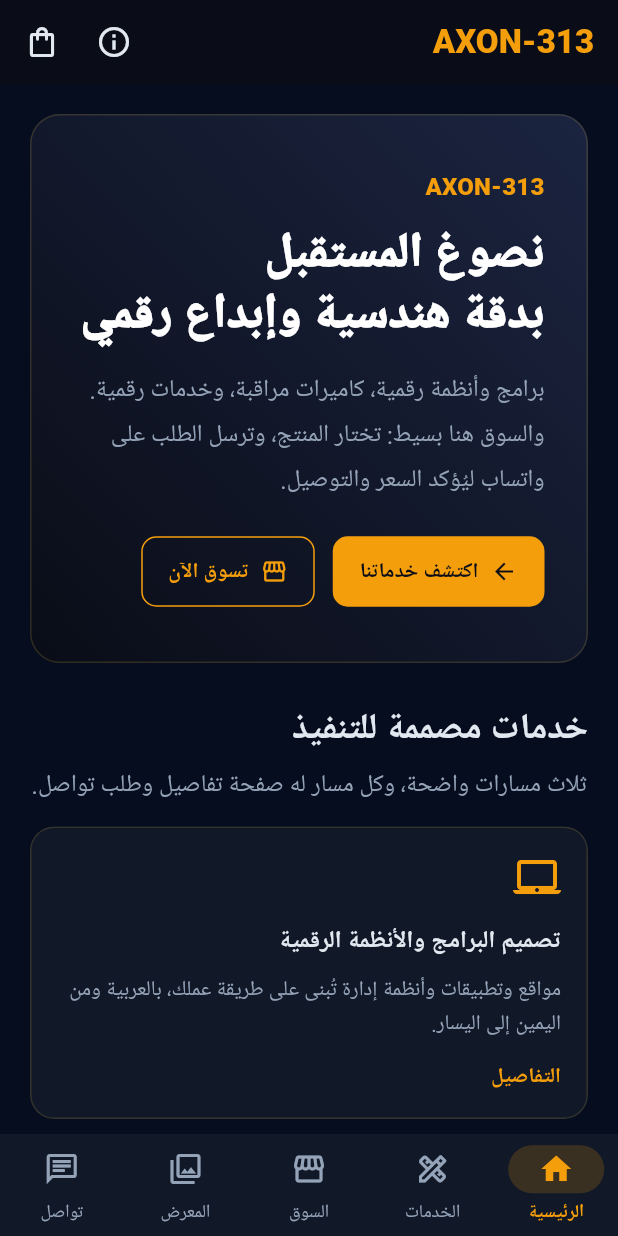
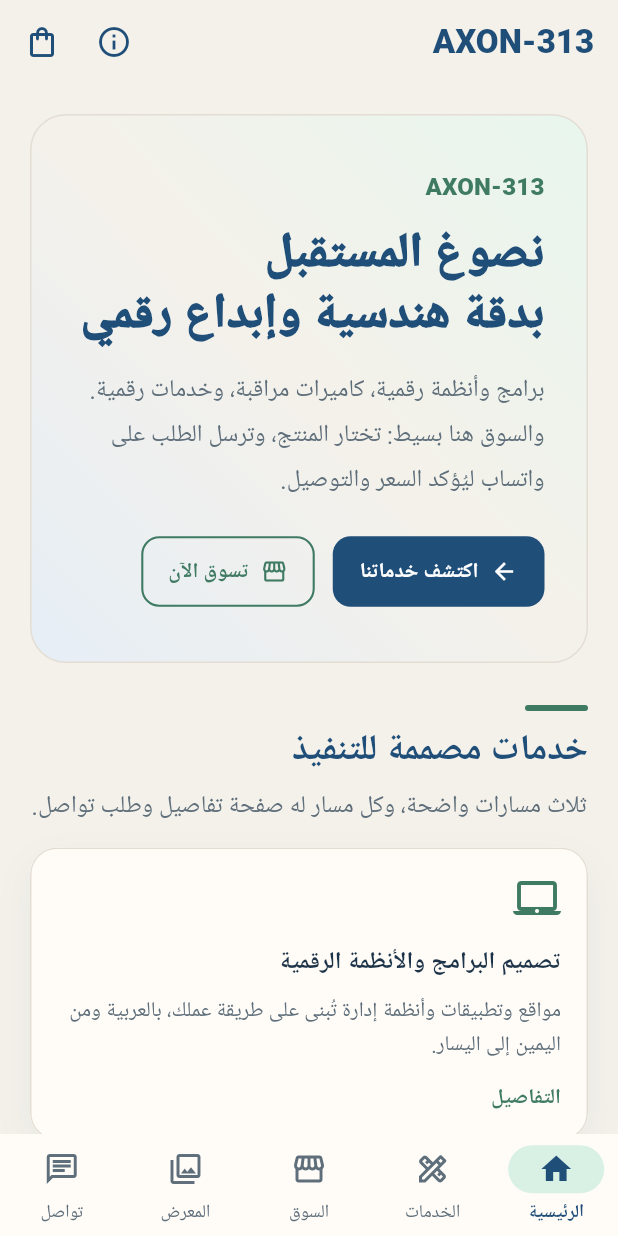
Before and after one commit to ghaith9712/AXON-313, a Flutter app: the screen it shows after launch, on a phone screen of 412 x 824 dp. Run offline on Flutter 3.47's test engine with Material 3 defaults, Android fonts, the phone set to English and light mode, and no system bars; our stand-ins replace go_router, google_fonts; Roboto replaces fonts that are missing (Tajawal).

Commit message:
Restyle AXON-313 with an off-white, sage, and blue palette.
The dark gold theme is replaced by a light layout: warm paper background, light green washes, and deep blue for titles, prices, and actions.

Co-authored-by: ghaith <ghaith9712@users.noreply.github.com>

```diff
--- a/axon313/lib/screens/about_screen.dart
+++ b/axon313/lib/screens/about_screen.dart
@@ -106,7 +106,7 @@ class _Fact extends StatelessWidget {
       padding: const EdgeInsets.symmetric(vertical: 8),
       child: Row(
         children: [
-          Icon(icon, color: AppColors.gold),
+          Icon(icon, color: AppColors.green),
           const SizedBox(width: 12),
           Expanded(
             child: Column(
--- a/axon313/lib/screens/cart_screen.dart
+++ b/axon313/lib/screens/cart_screen.dart
@@ -65,7 +65,7 @@ class _CartScreenState extends State<CartScreen> {
               children: [
                 const Icon(
                   Icons.shopping_bag_outlined,
-                  color: AppColors.gold,
+                  color: AppColors.green,
                   size: 36,
                 ),
                 const SizedBox(height: 12),
@@ -118,7 +118,7 @@ class _CartScreenState extends State<CartScreen> {
                     Text(
                       formatIqd(line.product.priceIqd * line.quantity),
                       style: theme.textTheme.titleSmall?.copyWith(
-                        color: AppColors.goldLight,
+                        color: AppColors.blue,
                         fontWeight: FontWeight.w700,
                       ),
                     ),
@@ -167,7 +167,7 @@ class _CartScreenState extends State<CartScreen> {
         Text(
           'المجموع: ${formatIqd(cart.total)}',
           style: theme.textTheme.headlineSmall?.copyWith(
-            color: AppColors.gold,
+            color: AppColors.blue,
             fontWeight: FontWeight.w800,
           ),
         ),
--- a/axon313/lib/screens/contact_screen.dart
+++ b/axon313/lib/screens/contact_screen.dart
@@ -234,7 +234,7 @@ class _ContactRow extends StatelessWidget {
       padding: const EdgeInsets.symmetric(vertical: 8),
       child: Row(
         children: [
-          Icon(icon, color: AppColors.gold),
+          Icon(icon, color: AppColors.green),
           const SizedBox(width: 12),
           Expanded(
             child: Column(
--- a/axon313/lib/screens/gallery_screen.dart
+++ b/axon313/lib/screens/gallery_screen.dart
@@ -65,7 +65,7 @@ class GalleryScreen extends StatelessWidget {
       context: context,
       builder: (context) {
         return Dialog(
-          backgroundColor: AppColors.primaryDark,
+          backgroundColor: AppColors.surface,
           child: ConstrainedBox(
             constraints: const BoxConstraints(maxWidth: 720),
             child: Column(
--- a/axon313/lib/screens/home_screen.dart
+++ b/axon313/lib/screens/home_screen.dart
@@ -22,13 +22,17 @@ class HomeScreen extends StatelessWidget {
         Container(
           padding: const EdgeInsets.symmetric(horizontal: 28, vertical: 36),
           decoration: BoxDecoration(
-            borderRadius: BorderRadius.circular(20),
+            borderRadius: BorderRadius.circular(24),
             gradient: const LinearGradient(
               begin: Alignment.topRight,
               end: Alignment.bottomLeft,
-              colors: [AppColors.hero, AppColors.primaryDark],
+              colors: [
+                AppColors.heroStart,
+                AppColors.background,
+                AppColors.heroEnd,
+              ],
             ),
-            border: Border.all(color: AppColors.cardBorder),
+            border: Border.all(color: AppColors.border),
           ),
           child: Column(
             crossAxisAlignment: CrossAxisAlignment.start,
@@ -36,7 +40,7 @@ class HomeScreen extends StatelessWidget {
               Text(
                 Company.name,
                 style: theme.textTheme.titleMedium?.copyWith(
-                  color: AppColors.gold,
+                  color: AppColors.green,
                   fontWeight: FontWeight.w800,
                 ),
               ),
@@ -47,7 +51,7 @@ class HomeScreen extends StatelessWidget {
                   fontSize: titleSize,
                   fontWeight: FontWeight.w900,
                   height: 1.25,
-                  color: Colors.white,
+                  color: AppColors.blue,
                 ),
               ),
               const SizedBox(height: 14),
@@ -90,7 +94,7 @@ class HomeScreen extends StatelessWidget {
                 child: Column(
                   crossAxisAlignment: CrossAxisAlignment.start,
                   children: [
-                    Icon(service.icon, color: AppColors.gold, size: 32),
+                    Icon(service.icon, color: AppColors.green, size: 32),
                     const SizedBox(height: 14),
                     Text(
                       service.title,
@@ -111,7 +115,7 @@ class HomeScreen extends StatelessWidget {
                     Text(
                       'التفاصيل',
                       style: theme.textTheme.labelLarge?.copyWith(
-                        color: AppColors.gold,
+                        color: AppColors.green,
                         fontWeight: FontWeight.w700,
                       ),
                     ),
@@ -136,7 +140,7 @@ class HomeScreen extends StatelessWidget {
                     Text(
                       categoryLabel(product.categoryId),
                       style: theme.textTheme.labelLarge?.copyWith(
-                        color: AppColors.gold,
+                        color: AppColors.green,
                       ),
                     ),
                     const SizedBox(height: 8),
@@ -159,7 +163,7 @@ class HomeScreen extends StatelessWidget {
                     Text(
                       formatIqd(product.priceIqd),
                       style: theme.textTheme.titleSmall?.copyWith(
-                        color: AppColors.goldLight,
+                        color: AppColors.blue,
                         fontWeight: FontWeight.w800,
                       ),
                     ),
@@ -296,7 +300,7 @@ class _ValueCard extends StatelessWidget {
       child: Column(
         crossAxisAlignment: CrossAxisAlignment.start,
         children: [
-          Icon(icon, color: AppColors.gold),
+          Icon(icon, color: AppColors.green),
           const SizedBox(height: 12),
           Text(
             title,
--- a/axon313/lib/screens/product_detail_screen.dart
+++ b/axon313/lib/screens/product_detail_screen.dart
@@ -57,7 +57,7 @@ class _ProductDetailScreenState extends State<ProductDetailScreen> {
                     Text(
                       categoryLabel(product.categoryId),
                       style: theme.textTheme.labelLarge?.copyWith(
-                        color: AppColors.gold,
+                        color: AppColors.green,
                       ),
                     ),
                     const SizedBox(height: 8),
@@ -71,7 +71,7 @@ class _ProductDetailScreenState extends State<ProductDetailScreen> {
                     Text(
                       formatIqd(product.priceIqd),
                       style: theme.textTheme.headlineSmall?.copyWith(
-                        color: AppColors.goldLight,
+                        color: AppColors.blue,
                         fontWeight: FontWeight.w800,
                       ),
                     ),
--- a/axon313/lib/screens/service_detail_screen.dart
+++ b/axon313/lib/screens/service_detail_screen.dart
@@ -35,7 +35,7 @@ class ServiceDetailScreen extends StatelessWidget {
           child: Column(
             crossAxisAlignment: CrossAxisAlignment.start,
             children: [
-              Icon(service.icon, color: AppColors.gold, size: 40),
+              Icon(service.icon, color: AppColors.green, size: 40),
               const SizedBox(height: 16),
               Text(
                 service.title,
@@ -74,7 +74,7 @@ class ServiceDetailScreen extends StatelessWidget {
                     children: [
                       const Icon(
                         Icons.check_circle_outline,
-                        color: AppColors.gold,
+                        color: AppColors.green,
                         size: 20,
                       ),
                       const SizedBox(width: 10),
--- a/axon313/lib/screens/services_screen.dart
+++ b/axon313/lib/screens/services_screen.dart
@@ -28,7 +28,7 @@ class ServicesScreen extends StatelessWidget {
                 child: Column(
                   crossAxisAlignment: CrossAxisAlignment.start,
                   children: [
-                    Icon(service.icon, color: AppColors.gold, size: 34),
+                    Icon(service.icon, color: AppColors.green, size: 34),
                     const SizedBox(height: 14),
                     Text(
                       service.title,
--- a/axon313/lib/screens/shop_screen.dart
+++ b/axon313/lib/screens/shop_screen.dart
@@ -66,7 +66,7 @@ class _ShopScreenState extends State<ShopScreen> {
                           Text(
                             categoryLabel(product.categoryId),
                             style: theme.textTheme.labelLarge?.copyWith(
-                              color: AppColors.gold,
+                              color: AppColors.green,
                             ),
                           ),
                           const SizedBox(height: 6),
@@ -88,7 +88,7 @@ class _ShopScreenState extends State<ShopScreen> {
                           Text(
                             formatIqd(product.priceIqd),
                             style: theme.textTheme.titleSmall?.copyWith(
-                              color: AppColors.goldLight,
+                              color: AppColors.blue,
                               fontWeight: FontWeight.w800,
                             ),
                           ),
--- a/axon313/lib/theme/app_colors.dart
+++ b/axon313/lib/theme/app_colors.dart
@@ -1,13 +1,15 @@
 import 'package:flutter/material.dart';
 
 abstract final class AppColors {
-  static const background = Color(0xFF060D1F);
-  static const surface = Color(0xFF111827);
-  static const primaryDark = Color(0xFF0A0D17);
-  static const hero = Color(0xFF1B2440);
-  static const text = Color(0xFFE2E8F0);
-  static const muted = Color(0xFF94A3B8);
-  static const gold = Color(0xFFF59E0B);
-  static const goldLight = Color(0xFFFCD34D);
-  static const cardBorder = Color(0x26FCD34D);
+  static const background = Color(0xFFF4F1EA);
+  static const surface = Color(0xFFFFFCF8);
+  static const text = Color(0xFF1C3348);
+  static const muted = Color(0xFF5E6E7A);
+  static const blue = Color(0xFF1F4E79);
+  static const blueSoft = Color(0xFFE5EEF6);
+  static const green = Color(0xFF3F7A63);
+  static const greenLight = Color(0xFFD9F0E4);
+  static const heroStart = Color(0xFFE8F6EE);
+  static const heroEnd = Color(0xFFE6EEF6);
+  static const border = Color(0xFFE4DDD4);
 }
--- a/axon313/lib/theme/app_theme.dart
+++ b/axon313/lib/theme/app_theme.dart
@@ -6,100 +6,107 @@ import 'app_colors.dart';
 ThemeData buildAppTheme() {
   final base = ThemeData(
     useMaterial3: true,
-    brightness: Brightness.dark,
+    brightness: Brightness.light,
     scaffoldBackgroundColor: AppColors.background,
-    colorScheme: const ColorScheme.dark(
-      primary: AppColors.gold,
-      onPrimary: AppColors.primaryDark,
-      secondary: AppColors.goldLight,
+    colorScheme: const ColorScheme.light(
+      primary: AppColors.blue,
+      onPrimary: Colors.white,
+      secondary: AppColors.green,
+      onSecondary: Colors.white,
       surface: AppColors.surface,
       onSurface: AppColors.text,
     ),
+    dividerColor: AppColors.border,
   );
   final textTheme = GoogleFonts.tajawalTextTheme(base.textTheme)
-      .apply(bodyColor: AppColors.text, displayColor: AppColors.text);
+      .apply(bodyColor: AppColors.text, displayColor: AppColors.blue);
 
   return base.copyWith(
     textTheme: textTheme,
     appBarTheme: AppBarTheme(
-      backgroundColor: AppColors.primaryDark,
-      foregroundColor: AppColors.text,
+      backgroundColor: AppColors.background,
+      foregroundColor: AppColors.blue,
+      surfaceTintColor: Colors.transparent,
       elevation: 0,
       centerTitle: false,
       titleTextStyle: textTheme.titleLarge?.copyWith(
-        color: AppColors.gold,
+        color: AppColors.blue,
         fontWeight: FontWeight.w900,
         fontSize: 22,
       ),
     ),
     navigationBarTheme: NavigationBarThemeData(
       backgroundColor: AppColors.surface,
-      indicatorColor: AppColors.gold.withValues(alpha: 0.18),
+      indicatorColor: AppColors.greenLight,
       height: 68,
       labelTextStyle: WidgetStateProperty.resolveWith((states) {
         final selected = states.contains(WidgetState.selected);
         return textTheme.labelMedium?.copyWith(
           fontSize: 12,
           fontWeight: selected ? FontWeight.w700 : FontWeight.w500,
-          color: selected ? AppColors.gold : AppColors.muted,
+          color: selected ? AppColors.blue : AppColors.muted,
         );
       }),
       iconTheme: WidgetStateProperty.resolveWith((states) {
         final selected = states.contains(WidgetState.selected);
         return IconThemeData(
-          color: selected ? AppColors.gold : AppColors.muted,
+          color: selected ? AppColors.blue : AppColors.muted,
         );
       }),
     ),
     snackBarTheme: SnackBarThemeData(
       behavior: SnackBarBehavior.floating,
-      backgroundColor: AppColors.surface,
-      contentTextStyle: textTheme.bodyMedium?.copyWith(color: AppColors.text),
+      backgroundColor: AppColors.blue,
+      contentTextStyle: textTheme.bodyMedium?.copyWith(color: Colors.white),
     ),
     inputDecorationTheme: InputDecorationTheme(
       filled: true,
-      fillColor: AppColors.primaryDark,
+      fillColor: AppColors.surface,
       labelStyle: textTheme.bodyMedium?.copyWith(color: AppColors.muted),
       enabledBorder: OutlineInputBorder(
         borderRadius: BorderRadius.circular(12),
-        borderSide: const BorderSide(color: AppColors.cardBorder),
+        borderSide: const BorderSide(color: AppColors.border),
       ),
       focusedBorder: OutlineInputBorder(
         borderRadius: BorderRadius.circular(12),
-        borderSide: const BorderSide(color: AppColors.gold),
+        borderSide: const BorderSide(color: AppColors.blue, width: 1.4),
       ),
       errorBorder: OutlineInputBorder(
         borderRadius: BorderRadius.circular(12),
-        borderSide: const BorderSide(color: Color(0xFFEF4444)),
+        borderSide: const BorderSide(color: Color(0xFFB42318)),
       ),
       focusedErrorBorder: OutlineInputBorder(
         borderRadius: BorderRadius.circular(12),
-        borderSide: const BorderSide(color: Color(0xFFEF4444)),
+        borderSide: const BorderSide(color: Color(0xFFB42318)),
       ),
     ),
     filledButtonTheme: FilledButtonThemeData(
       style: FilledButton.styleFrom(
-        backgroundColor: AppColors.gold,
-        foregroundColor: AppColors.primaryDark,
+        backgroundColor: AppColors.blue,
+        foregroundColor: Colors.white,
         textStyle: textTheme.titleSmall?.copyWith(fontWeight: FontWeight.w800),
         padding: const EdgeInsets.symmetric(horizontal: 18, vertical: 14),
-        shape: RoundedRectangleBorder(borderRadius: BorderRadius.circular(10)),
+        shape: RoundedRectangleBorder(borderRadius: BorderRadius.circular(12)),
       ),
     ),
     outlinedButtonTheme: OutlinedButtonThemeData(
       style: OutlinedButton.styleFrom(
-        foregroundColor: AppColors.gold,
-        side: const BorderSide(color: AppColors.gold),
+        foregroundColor: AppColors.green,
+        side: const BorderSide(color: AppColors.green, width: 1.4),
         textStyle: textTheme.titleSmall?.copyWith(fontWeight: FontWeight.w800),
         padding: const EdgeInsets.symmetric(horizontal: 18, vertical: 14),
-        shape: RoundedRectangleBorder(borderRadius: BorderRadius.circular(10)),
+        shape: RoundedRectangleBorder(borderRadius: BorderRadius.circular(12)),
       ),
     ),
     chipTheme: base.chipTheme.copyWith(
-      selectedColor: AppColors.gold.withValues(alpha: 0.22),
+      selectedColor: AppColors.greenLight,
       backgroundColor: AppColors.surface,
-      side: const BorderSide(color: AppColors.cardBorder),
-      labelStyle: textTheme.labelLarge?.copyWith(color: AppColors.text),
+      side: const BorderSide(color: AppColors.border),
+      labelStyle: textTheme.labelLarge?.copyWith(color: AppColors.blue),
+      secondaryLabelStyle: textTheme.labelLarge?.copyWith(
+        color: AppColors.blue,
+        fontWeight: FontWeight.w700,
+      ),
     ),
   );
 }
--- a/axon313/lib/widgets/app_shell.dart
+++ b/axon313/lib/widgets/app_shell.dart
@@ -82,20 +82,18 @@ class AppShell extends StatelessWidget {
           NavigationRail(
             extended: extended,
             minExtendedWidth: 220,
-            backgroundColor: AppColors.primaryDark,
+            backgroundColor: AppColors.surface,
             selectedIndex: hidden ? 0 : _index,
             groupAlignment: -1,
             onDestinationSelected: (index) => context.go(_paths[index]),
-            indicatorColor: hidden
-                ? Colors.transparent
-                : AppColors.gold.withValues(alpha: 0.18),
+            indicatorColor: hidden ? Colors.transparent : AppColors.greenLight,
             selectedIconTheme: IconThemeData(
-              color: hidden ? AppColors.muted : AppColors.gold,
+              color: hidden ? AppColors.muted : AppColors.blue,
             ),
             unselectedIconTheme: const IconThemeData(color: AppColors.muted),
             selectedLabelTextStyle: Theme.of(context).textTheme.labelLarge
                 ?.copyWith(
-                  color: hidden ? AppColors.muted : AppColors.gold,
+                  color: hidden ? AppColors.muted : AppColors.blue,
                   fontWeight: FontWeight.w700,
                 ),
             unselectedLabelTextStyle: Theme.of(context).textTheme.labelLarge
@@ -113,7 +111,7 @@ class AppShell extends StatelessWidget {
                   child: Text(
                     extended ? 'AXON-313' : 'AX',
                     style: Theme.of(context).textTheme.titleLarge?.copyWith(
-                      color: AppColors.gold,
+                      color: AppColors.blue,
                       fontWeight: FontWeight.w900,
                     ),
                   ),
--- a/axon313/lib/widgets/axon_card.dart
+++ b/axon313/lib/widgets/axon_card.dart
@@ -16,17 +16,29 @@ class AxonCard extends StatelessWidget {
 
   @override
   Widget build(BuildContext context) {
-    return Material(
+    return DecoratedBox(
+      decoration: BoxDecoration(
+        borderRadius: BorderRadius.circular(18),
+        boxShadow: [
+          BoxShadow(
+            color: AppColors.blue.withValues(alpha: 0.06),
+            blurRadius: 22,
+            offset: const Offset(0, 10),
+          ),
+        ],
+      ),
+      child: Material(
         color: AppColors.surface,
         clipBehavior: Clip.antiAlias,
         shape: RoundedRectangleBorder(
-        borderRadius: BorderRadius.circular(16),
-        side: const BorderSide(color: AppColors.cardBorder),
+          borderRadius: BorderRadius.circular(18),
+          side: const BorderSide(color: AppColors.border),
         ),
         child: InkWell(
           onTap: onTap,
           child: Padding(padding: padding, child: child),
         ),
+      ),
     );
   }
 }
--- a/axon313/lib/widgets/cart_button.dart
+++ b/axon313/lib/widgets/cart_button.dart
@@ -17,8 +17,8 @@ class CartButton extends StatelessWidget {
       icon: Badge(
         isLabelVisible: count > 0,
         label: Text('$count'),
-        backgroundColor: AppColors.gold,
-        textColor: AppColors.primaryDark,
+        backgroundColor: AppColors.blue,
+        textColor: Colors.white,
         child: const Icon(Icons.shopping_bag_outlined),
       ),
     );
--- a/axon313/lib/widgets/section_header.dart
+++ b/axon313/lib/widgets/section_header.dart
@@ -16,11 +16,20 @@ class SectionHeader extends StatelessWidget {
       child: Column(
         crossAxisAlignment: CrossAxisAlignment.start,
         children: [
+          Container(
+            width: 42,
+            height: 4,
+            margin: const EdgeInsets.only(bottom: 10),
+            decoration: BoxDecoration(
+              color: AppColors.green,
+              borderRadius: BorderRadius.circular(4),
+            ),
+          ),
           Text(
             title,
             style: theme.textTheme.headlineSmall?.copyWith(
               fontWeight: FontWeight.w800,
-              color: AppColors.text,
+              color: AppColors.blue,
             ),
           ),
           if (subtitle != null) ...[
```
Also changed, not shown: 3 other files. Lines whose indentation alone changed are shown as unchanged.
